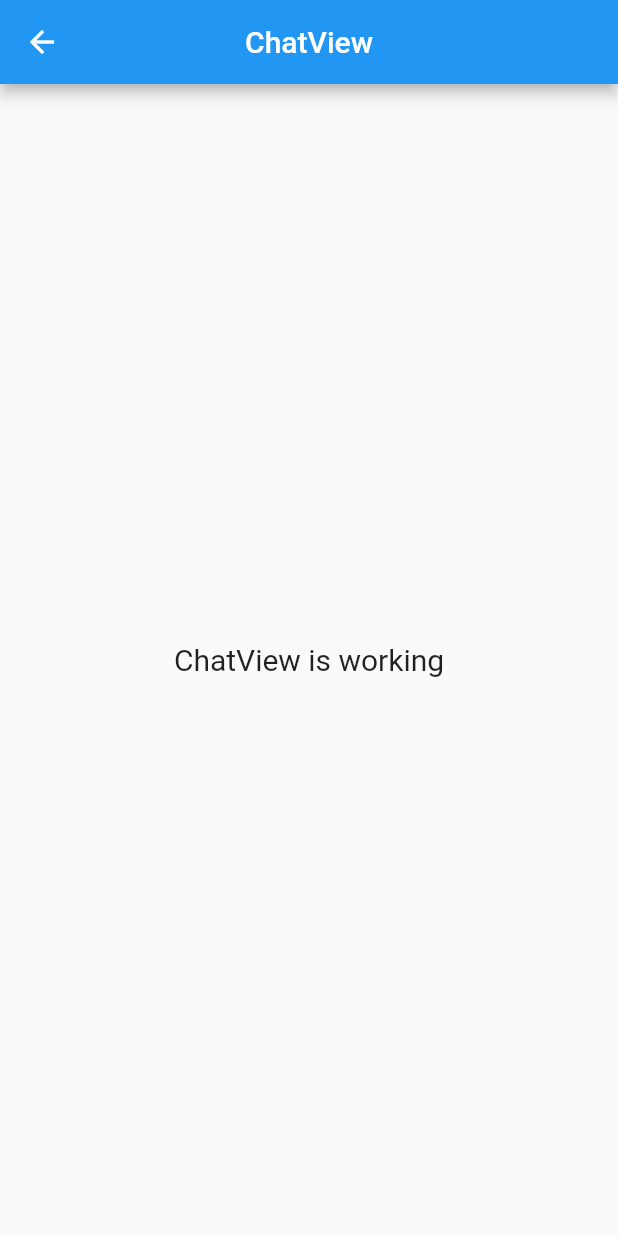
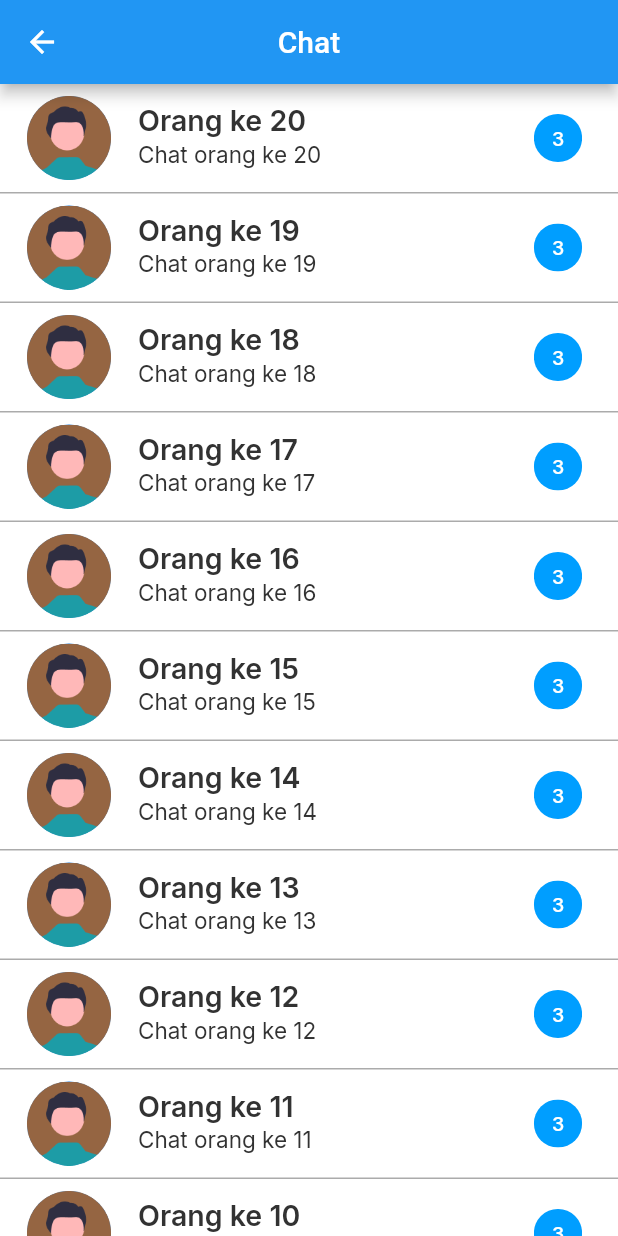
Before and after one commit to Dhaniramli/satuarah-app, a Flutter app: the ChatView screen opened by its route, on a phone screen of 412 x 824 dp. Run offline on Flutter 3.47's test engine with Material 2 defaults, Android fonts, the phone set to English and light mode, and no system bars; our stand-ins replace cloud_firestore, firebase_auth, firebase_core, flutter_switch, get, google_fonts; accounts and stored records are empty.

Commit message:
tampilan history dan chat page

```diff
--- a/lib/app/modules/chat/views/chat_view.dart
+++ b/lib/app/modules/chat/views/chat_view.dart
@@ -1,23 +1,61 @@
 import 'package:flutter/material.dart';
-
 import 'package:get/get.dart';
 
+import '../../../../theme.dart';
 import '../controllers/chat_controller.dart';
 
 class ChatView extends GetView<ChatController> {
-  const ChatView({Key? key}) : super(key: key);
+  ChatView({Key? key}) : super(key: key);
+
+  final List<Widget> myChats = List.generate(
+    20,
+    (index) => Container(
+      decoration: BoxDecoration(
+        border: Border(
+          bottom: BorderSide(
+            color: grayDuaColor,
+          ),
+        ),
+      ),
+      child: ListTile(
+        onTap: () {},
+        leading: CircleAvatar(
+          radius: 30,
+          child: Image.asset(
+            "assets/profile.png",
+            fit: BoxFit.cover,
+          ),
+        ),
+        title: Text(
+          "Orang ke ${index + 1}",
+          style: textBigBlackStyle.copyWith(fontSize: 19, fontWeight: semiBold),
+        ),
+        subtitle: Text(
+          "Chat orang ke ${index + 1}",
+          style: textBigBlackStyle.copyWith(fontSize: 15, fontWeight: regular),
+        ),
+        trailing: Chip(
+          backgroundColor: primaryColor,
+          label: Text(
+            "3",
+            style: textWhiteStyle.copyWith(fontSize: 13),
+          ),
+        ),
+      ),
+    ),
+  ).reversed.toList();
+
   @override
   Widget build(BuildContext context) {
     return Scaffold(
+      backgroundColor: white,
       appBar: AppBar(
-        title: const Text('ChatView'),
+        title: const Text('Chat'),
         centerTitle: true,
       ),
-      body: const Center(
-        child: Text(
-          'ChatView is working',
-          style: TextStyle(fontSize: 20),
-        ),
+      body: ListView.builder(
+        itemCount: myChats.length,
+        itemBuilder: (context, index) => myChats[index],
       ),
     );
   }
--- a/lib/app/modules/main_navigation/views/main_navigation_view.dart
+++ b/lib/app/modules/main_navigation/views/main_navigation_view.dart
@@ -3,6 +3,8 @@ import 'package:satuarah/app/modules/home/views/home_view.dart';
 import 'package:satuarah/app/modules/profile/views/profile_view.dart';
 
 import '../../../../theme.dart';
+import '../../chat/views/chat_view.dart';
+import '../../history/views/history_view.dart';
 
 class MainNavigationView extends StatefulWidget {
   const MainNavigationView({super.key});
@@ -152,9 +154,9 @@ class _MainNavigationViewState extends State<MainNavigationView> {
         case 0:
           return const HomeView();
         case 1:
-          return const HomeView();
+          return HistoryView();
         case 2:
-          return const ProfileView();
+          return ChatView();
         case 3:
           return const ProfileView();
         default:
--- a/lib/app/routes/app_pages.dart
+++ b/lib/app/routes/app_pages.dart
@@ -69,12 +69,12 @@ class AppPages {
     ),
     GetPage(
       name: _Paths.CHAT,
-      page: () => const ChatView(),
+      page: () => ChatView(),
       binding: ChatBinding(),
     ),
     GetPage(
       name: _Paths.HISTORY,
-      page: () => const HistoryView(),
+      page: () => HistoryView(),
       binding: HistoryBinding(),
     ),
   ];
```
Also changed, not shown: lib/app/modules/history/views/history_view.dart (+39 -8 lines).
